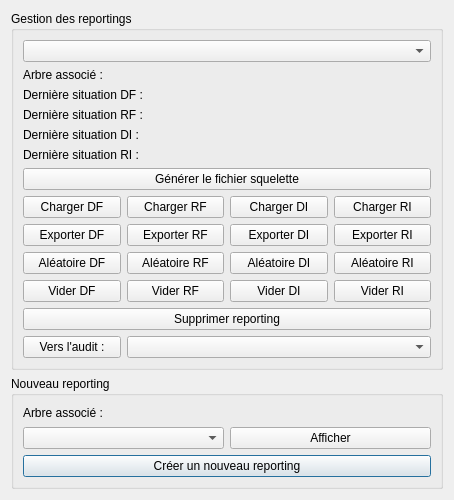
Qt form formmanagereportings.ui (GiPiLab/ProtonClassicSuite) before a commit.
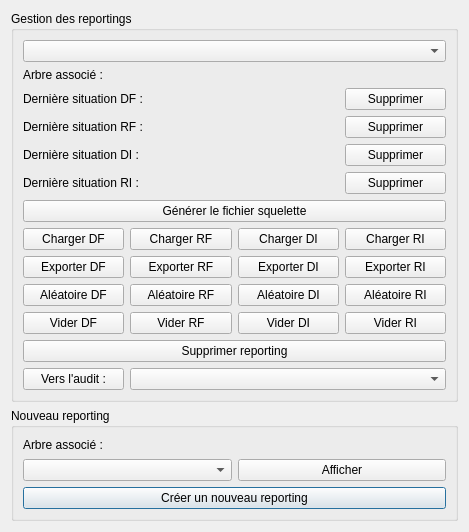
The same form after that commit. Icons and pictures are not drawn.

Commit message: Add ability to delete the last reporting situation, add few tooltips

```diff
--- a/formmanagereportings.ui
+++ b/formmanagereportings.ui
@@ -6,8 +6,8 @@
    <rect>
     <x>0</x>
     <y>0</y>
-    <width>454</width>
-    <height>500</height>
+    <width>469</width>
+    <height>532</height>
    </rect>
   </property>
   <property name="windowTitle">
@@ -220,26 +220,6 @@
         </property>
        </widget>
       </item>
-      <item row="2" column="2" colspan="2">
-       <widget class="QLabel" name="labelLastDF">
-        <property name="text">
-         <string/>
-        </property>
-        <property name="alignment">
-         <set>Qt::AlignRight|Qt::AlignTrailing|Qt::AlignVCenter</set>
-        </property>
-       </widget>
-      </item>
-      <item row="3" column="2" colspan="2">
-       <widget class="QLabel" name="labelLastRF">
-        <property name="text">
-         <string/>
-        </property>
-        <property name="alignment">
-         <set>Qt::AlignRight|Qt::AlignTrailing|Qt::AlignVCenter</set>
-        </property>
-       </widget>
-      </item>
       <item row="3" column="0" colspan="2">
        <widget class="QLabel" name="label_3">
         <property name="text">
@@ -247,16 +227,6 @@
         </property>
        </widget>
       </item>
-      <item row="4" column="2" colspan="2">
-       <widget class="QLabel" name="labelLastDI">
-        <property name="text">
-         <string/>
-        </property>
-        <property name="alignment">
-         <set>Qt::AlignRight|Qt::AlignTrailing|Qt::AlignVCenter</set>
-        </property>
-       </widget>
-      </item>
       <item row="4" column="0" colspan="2">
        <widget class="QLabel" name="label_4">
         <property name="text">
@@ -264,16 +234,6 @@
         </property>
        </widget>
       </item>
-      <item row="5" column="2" colspan="2">
-       <widget class="QLabel" name="labelLastRI">
-        <property name="text">
-         <string/>
-        </property>
-        <property name="alignment">
-         <set>Qt::AlignRight|Qt::AlignTrailing|Qt::AlignVCenter</set>
-        </property>
-       </widget>
-      </item>
       <item row="14" column="0">
        <widget class="QPushButton" name="pushButtonFillAudit">
         <property name="toolTip">
@@ -294,6 +254,86 @@
         </property>
        </widget>
       </item>
+      <item row="2" column="2">
+       <widget class="QLabel" name="labelLastDF">
+        <property name="text">
+         <string/>
+        </property>
+        <property name="alignment">
+         <set>Qt::AlignRight|Qt::AlignTrailing|Qt::AlignVCenter</set>
+        </property>
+       </widget>
+      </item>
+      <item row="2" column="3">
+       <widget class="QPushButton" name="pushButtonDeleteLastDF">
+        <property name="toolTip">
+         <string>&lt;html&gt;&lt;head/&gt;&lt;body&gt;&lt;p&gt;Supprimer la dernière situation des dépenses de fonctionnement&lt;/p&gt;&lt;/body&gt;&lt;/html&gt;</string>
+        </property>
+        <property name="text">
+         <string>Supprimer</string>
+        </property>
+       </widget>
+      </item>
+      <item row="3" column="2">
+       <widget class="QLabel" name="labelLastRF">
+        <property name="text">
+         <string/>
+        </property>
+        <property name="alignment">
+         <set>Qt::AlignRight|Qt::AlignTrailing|Qt::AlignVCenter</set>
+        </property>
+       </widget>
+      </item>
+      <item row="3" column="3">
+       <widget class="QPushButton" name="pushButtonDeleteLastRF">
+        <property name="toolTip">
+         <string>&lt;html&gt;&lt;head/&gt;&lt;body&gt;&lt;p&gt;Supprimer la dernière situation des recettes de fonctionnement&lt;/p&gt;&lt;/body&gt;&lt;/html&gt;</string>
+        </property>
+        <property name="text">
+         <string>Supprimer</string>
+        </property>
+       </widget>
+      </item>
+      <item row="4" column="2">
+       <widget class="QLabel" name="labelLastDI">
+        <property name="text">
+         <string/>
+        </property>
+        <property name="alignment">
+         <set>Qt::AlignRight|Qt::AlignTrailing|Qt::AlignVCenter</set>
+        </property>
+       </widget>
+      </item>
+      <item row="4" column="3">
+       <widget class="QPushButton" name="pushButtonDeleteLastDI">
+        <property name="toolTip">
+         <string>&lt;html&gt;&lt;head/&gt;&lt;body&gt;&lt;p&gt;Supprimer la dernière situation des dépenses d'investissement&lt;/p&gt;&lt;/body&gt;&lt;/html&gt;</string>
+        </property>
+        <property name="text">
+         <string>Supprimer</string>
+        </property>
+       </widget>
+      </item>
+      <item row="5" column="2">
+       <widget class="QLabel" name="labelLastRI">
+        <property name="text">
+         <string/>
+        </property>
+        <property name="alignment">
+         <set>Qt::AlignRight|Qt::AlignTrailing|Qt::AlignVCenter</set>
+        </property>
+       </widget>
+      </item>
+      <item row="5" column="3">
+       <widget class="QPushButton" name="pushButtonDeleteLastRI">
+        <property name="toolTip">
+         <string>&lt;html&gt;&lt;head/&gt;&lt;body&gt;&lt;p&gt;Supprimer la dernière situation des recettes d'investissement&lt;/p&gt;&lt;/body&gt;&lt;/html&gt;</string>
+        </property>
+        <property name="text">
+         <string>Supprimer</string>
+        </property>
+       </widget>
+      </item>
      </layout>
     </widget>
    </item>
```
Left out of the diff: 109 changed lines with no effect on the pictures. The commit also changes 5 other files.
